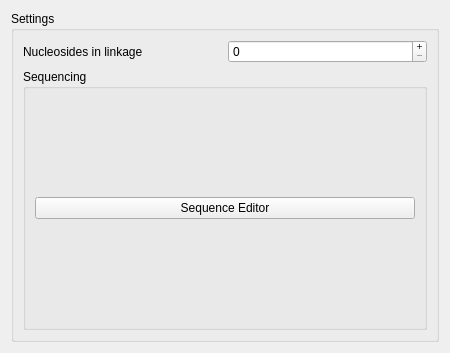
Above: ui/dialogs/linkage_config/linkage_config.ui from NATuG3/NATuG3 before the change. Below: the same form after it.
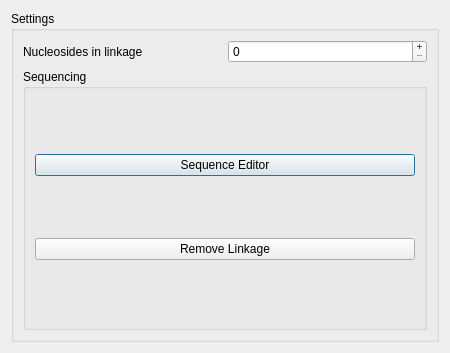
That is the form after the change.

Commit message: Add remove linkage button

```diff
--- a/ui/dialogs/linkage_config/linkage_config.ui
+++ b/ui/dialogs/linkage_config/linkage_config.ui
@@ -73,7 +73,14 @@
             <string>Sequence Editor</string>
            </property>
            <property name="autoDefault">
-            <bool>false</bool>
+            <bool>true</bool>
+           </property>
+          </widget>
+         </item>
+         <item>
+          <widget class="QPushButton" name="remove_linkage">
+           <property name="text">
+            <string>Remove Linkage</string>
            </property>
           </widget>
          </item>
```
